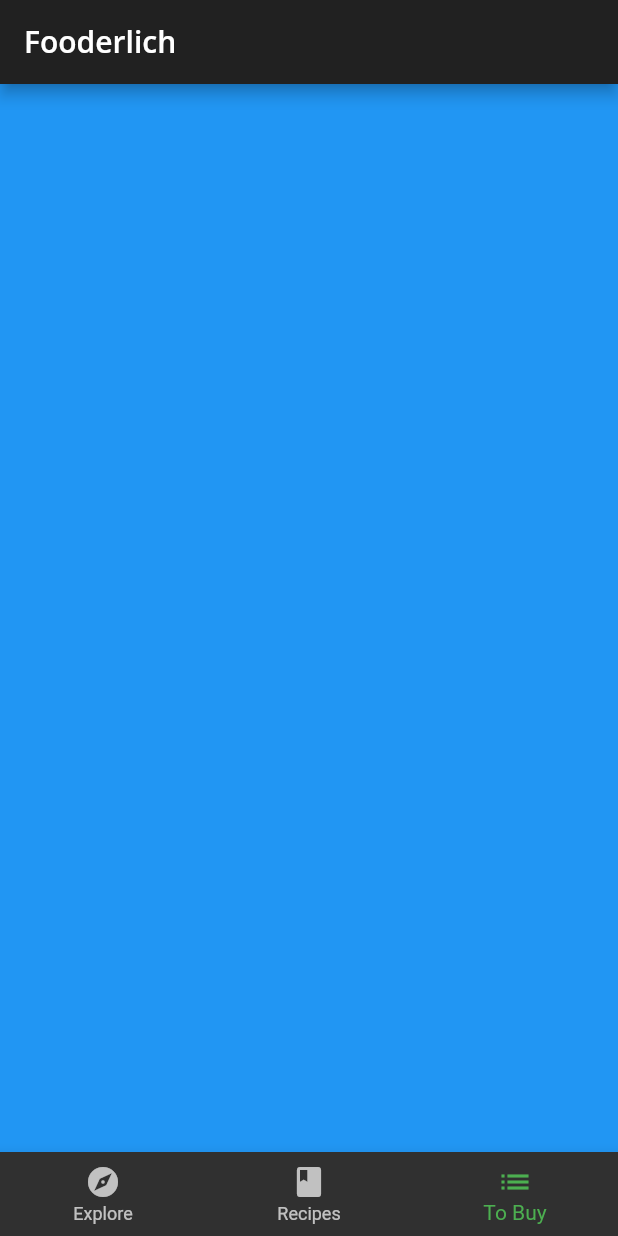
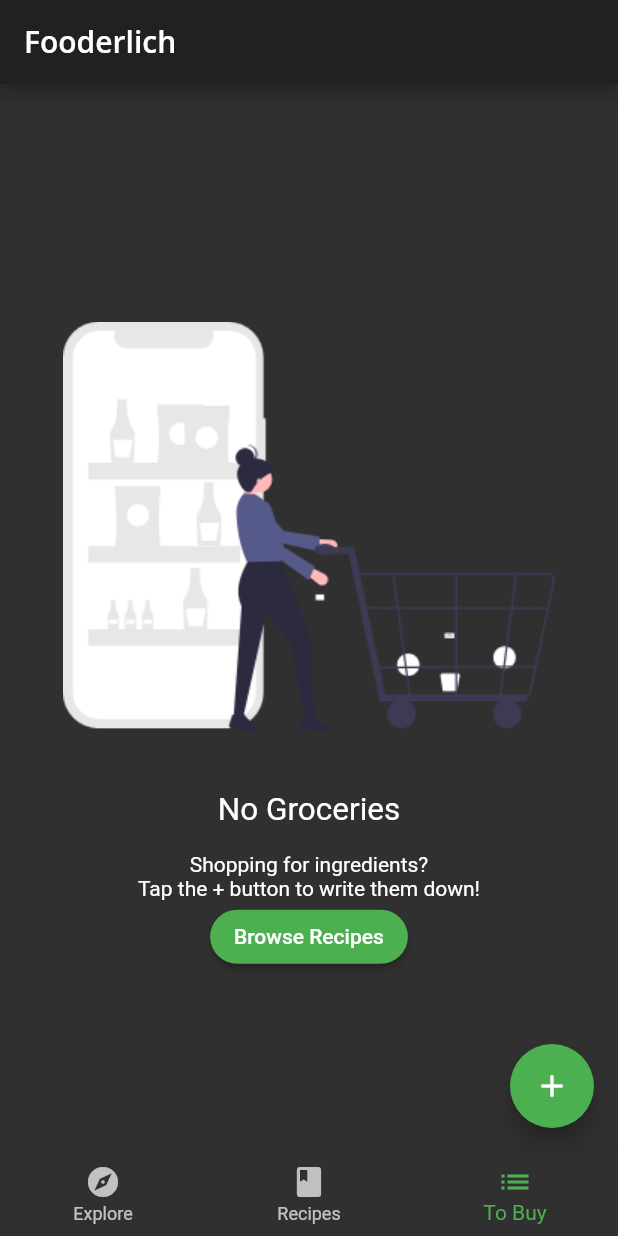
Before and after one commit to CharaeKeow/recipeApp, a Flutter app: the screen it shows after launch, item 3 of the bottom bar chosen, on a phone screen of 412 x 824 dp. Run offline on Flutter 3.47's test engine with Material 2 defaults, Android fonts, the phone set to English and light mode, and no system bars; our stand-ins replace google_fonts; project files that could hold a hidden picture were left out.

Commit message:
Add ToBuy screen

```diff
--- a/lib/home.dart
+++ b/lib/home.dart
@@ -1,7 +1,11 @@
 import 'package:flutter/material.dart';
+import 'package:provider/provider.dart';
+
+import 'models/models.dart';
 import 'screens/explore_screen.dart';
 import 'screens/recipes_screen.dart';
 import 'components/components.dart';
+import 'screens/grocery_screen.dart';
 
 class Home extends StatefulWidget {
   const Home({Key? key}) : super(key: key);
@@ -11,23 +15,16 @@ class Home extends StatefulWidget {
 }
 
 class _HomeState extends State<Home> {
-  //to know which index are selected
-  int _selectedIndex = 0; //private var (underscored)
 
   static List<Widget> pages = <Widget>[
     ExploreScreen(),
     RecipesScreen(),
-    Container(color: Colors.blue)
+    GroceryScreen(),
   ];
-
-  void _onItemTapped(int index) {
-    setState(() {
-      _selectedIndex = index;
-    });
-  }
 
   @override
   Widget build(BuildContext context) {
+    return Consumer<TabManager>(builder: (context, tabManager, child) {
       return Scaffold(
         appBar: AppBar(
           title: Text(
@@ -38,12 +35,15 @@ class _HomeState extends State<Home> {
             style: Theme.of(context).textTheme.headline6,
           ),
         ),
-      body: pages[_selectedIndex],
+        //TODO: Replace body
+        body: pages[tabManager.selectedTab],
         bottomNavigationBar: BottomNavigationBar(
           selectedItemColor:
           Theme.of(context).textSelectionTheme.selectionColor,
-        currentIndex: _selectedIndex,
-        onTap: _onItemTapped,
+          currentIndex: tabManager.selectedTab,
+          onTap: (index){
+            tabManager.goToTab(index);
+          },
           items: <BottomNavigationBarItem>[
             const BottomNavigationBarItem(
               icon: Icon(Icons.explore),
@@ -60,5 +60,7 @@ class _HomeState extends State<Home> {
           ],
         ),
       );
+    });
+
   }
 }
--- a/lib/main.dart
+++ b/lib/main.dart
@@ -1,5 +1,9 @@
 import 'package:flutter/material.dart';
+import 'package:fooderlich/models/tab_manager.dart';
+import 'package:provider/provider.dart';
+
 import 'fooderlich_theme.dart';
+import 'models/models.dart';
 import 'home.dart';
 
 void main() {
@@ -17,7 +21,17 @@ class Fooderlich extends StatelessWidget {
     return MaterialApp(
       theme: theme,
       title: 'Fooderlich',
-      home: const Home(),
+      //assign MultiProvider as property of Home. It accepts a list of providers
+      // for Home's descendant widget to access
+      home: MultiProvider(
+        providers: [
+          //creates an instance of TabManager, which listen to tab index changes
+          //and notifies its listeners
+          ChangeNotifierProvider(create: (context) => TabManager()),
+          ChangeNotifierProvider(create: (context) => GroceryManager()),
+        ],
+        child: const Home(),
+      )
     );
   }
 }
--- /dev/null
+++ b/lib/models/grocery_item.dart
@@ -0,0 +1,48 @@
+import 'package:flutter/material.dart';
+
+enum Importance {
+  low,
+  medium,
+  high,
+}
+
+class GroceryItem {
+  final String id;
+  final String name;
+  final Importance importance;
+  final Color color;
+  final int quantity;
+  final DateTime date;
+  final bool isComplete;
+
+  GroceryItem({
+    required this.id,
+    required this.name,
+    required this.importance,
+    required this.color,
+    required this.quantity,
+    required this.date,
+    this.isComplete = false,
+  });
+
+  //copyWith creates a copy and a completely new instance of GroceryItem
+  //useful for managing the state of the item (later)
+  GroceryItem copyWith({
+    String? id,
+    String? name,
+    Importance? importance,
+    Color? color,
+    int? quantity,
+    DateTime? date,
+    bool? isComplete,
+  }) {
+    return GroceryItem(
+        id: id ?? this.id,
+        name: name ?? this.name,
+        importance: importance ?? this.importance,
+        color: color ?? this.color,
+        quantity: quantity ?? this.quantity,
+        date: date ?? this.date,
+    );
+  }
+}
--- /dev/null
+++ b/lib/models/grocery_manager.dart
@@ -0,0 +1,35 @@
+//To manage the grocery items
+
+import 'package:flutter/material.dart';
+
+import 'grocery_item.dart';
+
+class GroceryManager extends ChangeNotifier {
+  final _groceryItems = <GroceryItem>[];
+
+  //public getter. Unmodifiable, so read-only
+  List<GroceryItem> get groceryItems => List.unmodifiable(_groceryItems);
+
+  void deleteItem(int index) { //delete item at given index
+    _groceryItems.removeAt(index);
+    notifyListeners();
+  }
+
+  void addItem(GroceryItem item) { //add new item at the end of list
+    _groceryItems.add(item);
+    notifyListeners();
+  }
+
+  //replace old item at given index with new item
+  void updateItem(GroceryItem item, int index) {
+    _groceryItems[index] = item;
+    notifyListeners();
+  }
+
+  //toggles the `isComplete` flag on or off
+  void completeItem(int index, bool change) {
+    final item = _groceryItems[index];
+    _groceryItems[index] = item.copyWith(isComplete: change);
+    notifyListeners();
+  }
+}
--- a/lib/models/models.dart
+++ b/lib/models/models.dart
@@ -2,3 +2,6 @@ export 'explore_recipe.dart';
 export 'post.dart';
 export 'simple_recipe.dart';
 export 'explore_data.dart';
+export 'grocery_item.dart';
+export 'tab_manager.dart';
+export 'grocery_manager.dart';
--- /dev/null
+++ b/lib/models/tab_manager.dart
@@ -0,0 +1,16 @@
+import 'package:flutter/material.dart';
+
+//manages the tab index that user taps
+class TabManager extends ChangeNotifier {
+  int selectedTab = 0; // keep track of which tab are being tapped
+
+  void goToTab(index) { //modify the current tab index
+    selectedTab = index;
+    notifyListeners(); //notify all widgets listening to this state
+  }
+
+  void goToRecipes() { //sets selectedTab to the Recipes tab (index 1)
+    selectedTab = 1;
+    notifyListeners(); //notifies all widgets that Recipes is the selected tab
+  }
+}
--- /dev/null
+++ b/lib/screens/empty_grocery_screen.dart
@@ -0,0 +1,49 @@
+import 'package:flutter/material.dart';
+import 'package:provider/provider.dart';
+
+import '../models/models.dart';
+
+class EmptyGroceryScreen extends StatelessWidget {
+  const EmptyGroceryScreen({Key? key}) : super(key: key);
+
+  @override
+  Widget build(BuildContext context) {
+    return Padding(
+      padding: const EdgeInsets.all(30.0),
+      child: Center(
+        child: Column(
+          mainAxisAlignment: MainAxisAlignment.center,
+          children: [
+            Flexible( //child fills the available space in main axis
+              child: AspectRatio( //size child according to parameter
+                aspectRatio: 1/1, // width / height, recommended instead of double
+                child: Image.asset('assets/fooderlich_assets/empty_list.png'),
+              ),
+            ),
+            const Text(
+              'No Groceries',
+              style: TextStyle(fontSize: 21.0),
+            ),
+            const SizedBox(height: 16.0), //spacing
+            const Text(
+              'Shopping for ingredients?\n'
+              'Tap the + button to write them down!',
+              textAlign: TextAlign.center,
+            ),
+            MaterialButton(
+              textColor: Colors.white,
+              child: const Text('Browse Recipes'),
+              shape: RoundedRectangleBorder(
+                borderRadius: BorderRadius.circular(30.0),
+              ),
+              color: Colors.green,
+              onPressed: () {
+                Provider.of<TabManager>(context, listen: false).goToRecipes();
+              }
+            ),
+          ],
+        ),
+      ),
+    );
+  }
+}
--- /dev/null
+++ b/lib/screens/grocery_screen.dart
@@ -0,0 +1,43 @@
+import 'package:flutter/material.dart';
+
+import 'empty_grocery_screen.dart';
+import 'package:provider/provider.dart';
+import '../models/models.dart';
+
+class GroceryScreen extends StatelessWidget {
+  const GroceryScreen({Key? key}) : super(key: key);
+
+  @override
+  Widget build(BuildContext context) {
+    //Scaffold as main layout
+    return Scaffold(
+      //floating button with + icon
+      floatingActionButton: FloatingActionButton(
+        child: const Icon(Icons.add),
+        onPressed: () {
+          //TODO: Present GroceryItemScreen
+        }
+      ),
+      //build the rest of the Grocery's screen subtree
+      body: buildGroceryScreen(),
+    );
+  }
+
+  Widget buildGroceryScreen() {
+    //Wrap widget inside `Consumer`, which listens for `GroceryManager` state
+    //changes
+    return Consumer<GroceryManager>(
+      //rebuild widget below if grocery manager items changes
+      builder: (context, manager, child) {
+        //if list not empty, show `GroceryListScreen`
+        if (manager.groceryItems.isNotEmpty) {
+          //TODO: Add GroceryListScreen
+          return Container();
+        } else {
+          //else show empty screen
+          return const EmptyGroceryScreen();
+        }
+      }
+    );
+  }
+}
--- a/pubspec.yaml
+++ b/pubspec.yaml
@@ -11,6 +11,7 @@ dependencies:
   flutter:
     sdk: flutter
   google_fonts: ^2.1.0
+  provider: ^6.0.0
 
 dev_dependencies:
   flutter_test:
@@ -25,3 +26,4 @@ flutter:
     - assets/magazine_pics/
     - assets/sample_data/
     - assets/profile_pics/
+    - assets/fooderlich_assets/
```
Also changed, not shown: assets/fooderlich_assets/empty_list.png (added), pubspec.lock. Lines whose indentation alone changed are shown as unchanged.
